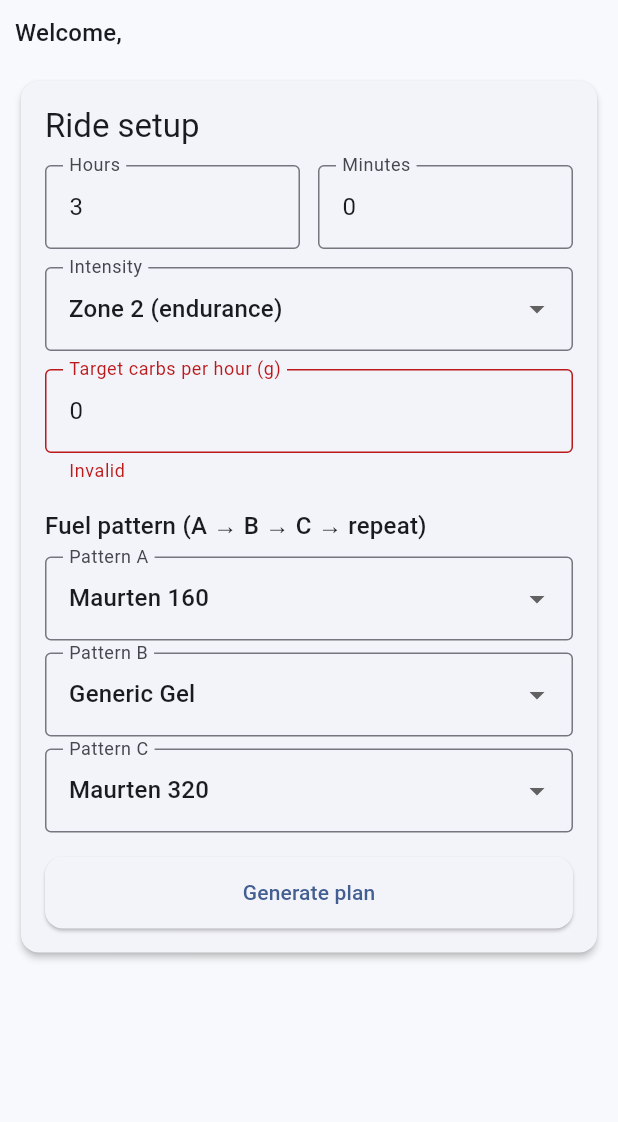
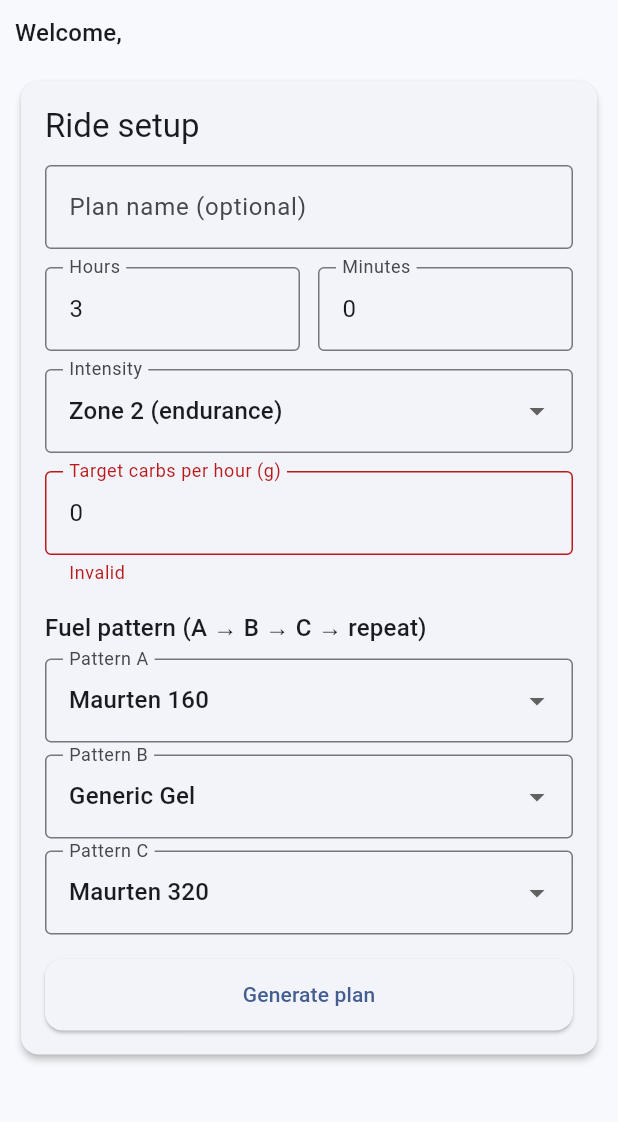
Before and after one commit to jonathan-valdivia/bonkguard-app, a Flutter app: the HomeScreen screen opened directly with empty values, after a tap on "Generate plan", on a phone screen of 412 x 824 dp, the part 84-1206 px from its top. Run offline on Flutter 3.47's test engine with Material 3 defaults, Android fonts, the light colour scheme and no system bars; our stand-ins replace cloud_firestore, firebase_analytics, firebase_auth, firebase_core, firebase_crashlytics, pdf and 1 more; missing offline and left inert: purchases_flutter; accounts and stored records are empty.

Commit message:
BG-95 Add Save Plan option to Firestore

```diff
--- a/lib/home/home_screen.dart
+++ b/lib/home/home_screen.dart
@@ -26,6 +26,7 @@
   final _hoursController = TextEditingController(text: '3');
   final _minutesController = TextEditingController(text: '0');
   late TextEditingController _carbsPerHourController;
+  final _planNameController = TextEditingController();
 
   String _intensity = 'Z2'; // placeholder for now
 
@@ -35,6 +36,8 @@
   String? _patternCId;
 
   FuelingPlan? _currentPlan;
+
+  bool _isSavingPlan = false;
 
   @override
   void initState() {
@@ -56,6 +59,7 @@
     _hoursController.dispose();
     _minutesController.dispose();
     _carbsPerHourController.dispose();
+    _planNameController.dispose();
     super.dispose();
   }
 
@@ -99,19 +103,64 @@
       FuelLibrary.getById(_patternCId!)!,
     ];
 
+    final rawName = _planNameController.text.trim();
+    final planName = rawName.isEmpty
+        ? 'Ride ${DateTime.now().toLocal()}'
+        : rawName;
+
     final plan = FuelingPlanService.instance.generateFixedPatternPlan(
       userId: widget.profile.uid,
       rideDuration: rideDuration,
       targetCarbsPerHour: carbsPerHour,
       patternItems: patternItems,
-      intervalMinutes: 40,
+      intervalMinutes: 20,
       startOffsetMinutes: 20,
-      name: 'Ride ${DateTime.now().toLocal()}',
+      name: planName,
     );
 
     setState(() {
       _currentPlan = plan;
     });
+  }
+
+  Future<void> _saveCurrentPlan() async {
+    final plan = _currentPlan;
+    if (plan == null) {
+      ScaffoldMessenger.of(context).showSnackBar(
+        const SnackBar(
+          content: Text('No plan to save. Generate a plan first.'),
+        ),
+      );
+      return;
+    }
+
+    if (_isSavingPlan) return;
+
+    setState(() {
+      _isSavingPlan = true;
+    });
+
+    try {
+      await FuelingPlanService.instance.savePlan(plan);
+
+      if (!mounted) return;
+
+      ScaffoldMessenger.of(context).showSnackBar(
+        const SnackBar(content: Text('Plan saved to your account.')),
+      );
+    } catch (e) {
+      if (!mounted) return;
+
+      ScaffoldMessenger.of(context).showSnackBar(
+        const SnackBar(content: Text('Failed to save plan. Please try again.')),
+      );
+    } finally {
+      if (mounted) {
+        setState(() {
+          _isSavingPlan = false;
+        });
+      }
+    }
   }
 
   @override
@@ -148,6 +197,15 @@
                             style: Theme.of(context).textTheme.titleLarge,
                           ),
                           const SizedBox(height: 12),
+                          TextFormField(
+                            controller: _planNameController,
+                            decoration: const InputDecoration(
+                              labelText: 'Plan name (optional)',
+                              border: OutlineInputBorder(),
+                            ),
+                          ),
+                          const SizedBox(height: 12),
+
                           Row(
                             children: [
                               Expanded(
@@ -367,6 +425,9 @@
               'Generated plan',
               style: Theme.of(context).textTheme.titleLarge,
             ),
+            const SizedBox(height: 4),
+            if (plan.name != null)
+              Text(plan.name!, style: Theme.of(context).textTheme.titleMedium),
             const SizedBox(height: 8),
             Text('Ride duration: ${plan.rideDuration.inMinutes} min'),
             Text('Target: ${plan.targetCarbsPerHour} g/h'),
@@ -400,6 +461,21 @@
                 rows: rows,
               ),
             ),
+            const SizedBox(height: 16),
+            SizedBox(
+              height: 44,
+              child: ElevatedButton.icon(
+                onPressed: _isSavingPlan ? null : _saveCurrentPlan,
+                icon: _isSavingPlan
+                    ? const SizedBox(
+                        width: 18,
+                        height: 18,
+                        child: CircularProgressIndicator(strokeWidth: 2),
+                      )
+                    : const Icon(Icons.save),
+                label: Text(_isSavingPlan ? 'Saving...' : 'Save plan'),
+              ),
+            ),
           ],
         ),
       ),
--- a/lib/services/fueling_plan_service.dart
+++ b/lib/services/fueling_plan_service.dart
@@ -1,5 +1,6 @@
 // lib/services/fueling_plan_service.dart
 import 'package:uuid/uuid.dart';
+import 'package:cloud_firestore/cloud_firestore.dart';
 
 import '../models/fuel_item.dart';
 import '../models/fuel_event.dart';
@@ -11,6 +12,12 @@
   static final instance = FuelingPlanService._();
 
   final _uuid = const Uuid();
+
+  final _firestore = FirebaseFirestore.instance;
+
+  CollectionReference<Map<String, dynamic>> _plansCollection(String userId) {
+    return _firestore.collection('users').doc(userId).collection('plans');
+  }
 
   /// Generate a fixed-pattern fueling plan:
   ///
@@ -60,4 +67,24 @@
       name: name,
     );
   }
+
+  /// Save (or overwrite) a plan for a user.
+  ///
+  /// Uses plan.id as the document ID so the same plan can be updated later.
+  Future<void> savePlan(FuelingPlan plan) async {
+    final plansRef = _plansCollection(plan.userId);
+
+    await plansRef.doc(plan.id).set(plan.toMap());
+  }
+
+  /// Load all plans for a user (MVP: no paging, ordered by createdAt desc)
+  Future<List<FuelingPlan>> loadPlansForUser(String userId) async {
+    final querySnapshot = await _plansCollection(
+      userId,
+    ).orderBy('createdAt', descending: true).get();
+
+    return querySnapshot.docs
+        .map((doc) => FuelingPlan.fromMap(doc.id, doc.data()))
+        .toList();
+  }
 }
```
